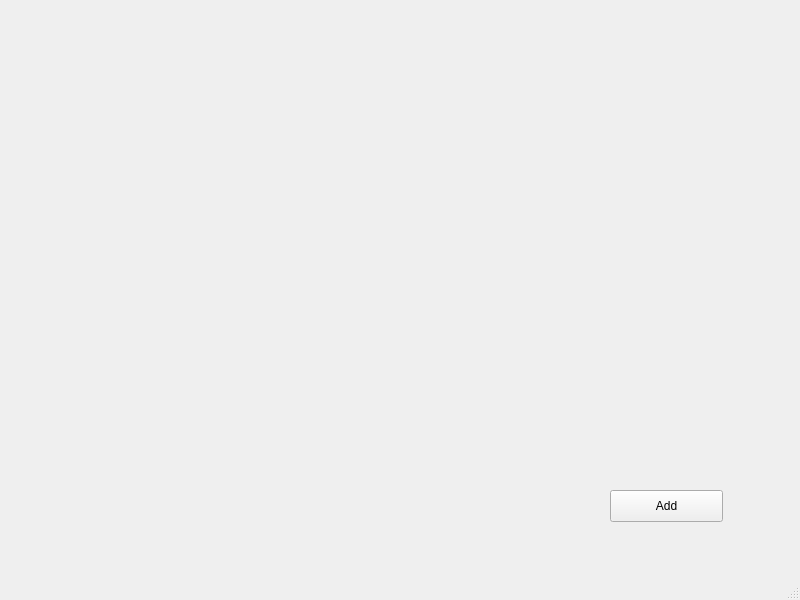
This is buttons.ui in PicassoCMPS253/picasso as Qt 5 draws it before an edit. The edited form follows.
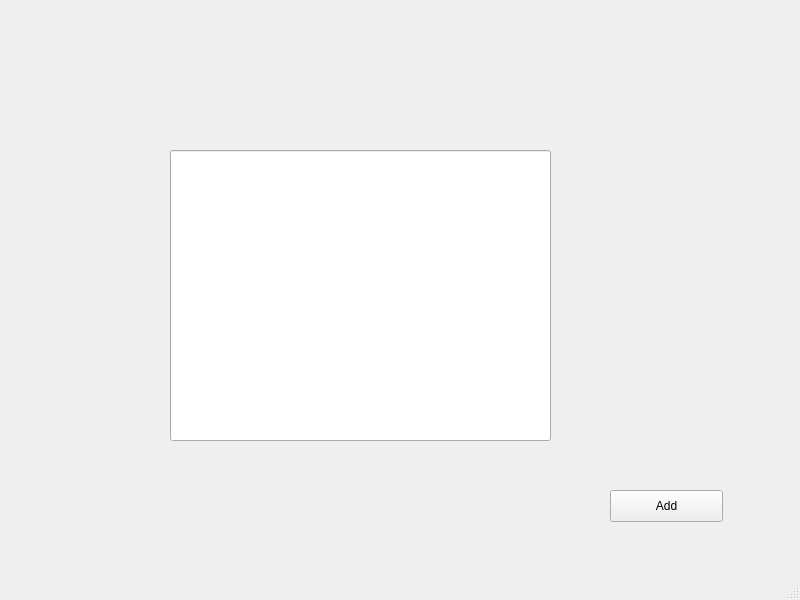
This is the edited form.

Diff of the .ui file:
```diff
--- a/buttons.ui
+++ b/buttons.ui
@@ -30,6 +30,16 @@
      <string>Add</string>
     </property>
    </widget>
+   <widget class="QLineEdit" name="label">
+    <property name="geometry">
+     <rect>
+      <x>170</x>
+      <y>150</y>
+      <width>381</width>
+      <height>291</height>
+     </rect>
+    </property>
+   </widget>
   </widget>
   <widget class="QMenuBar" name="menubar">
    <property name="geometry">
```
